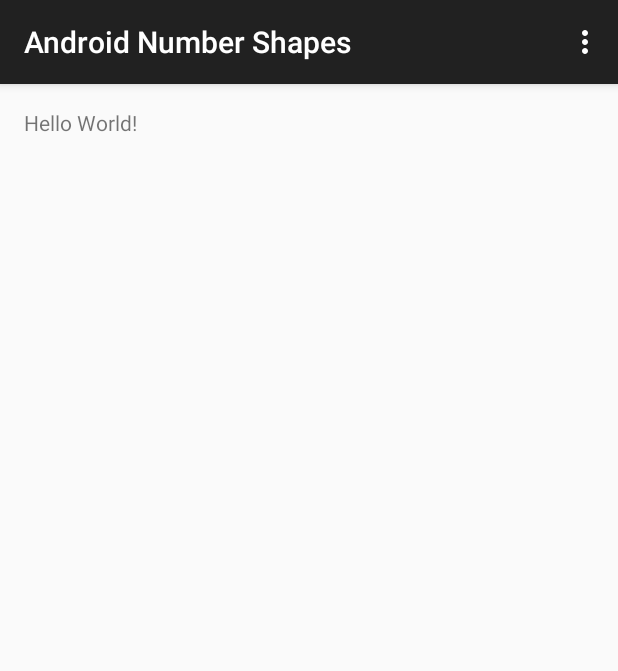
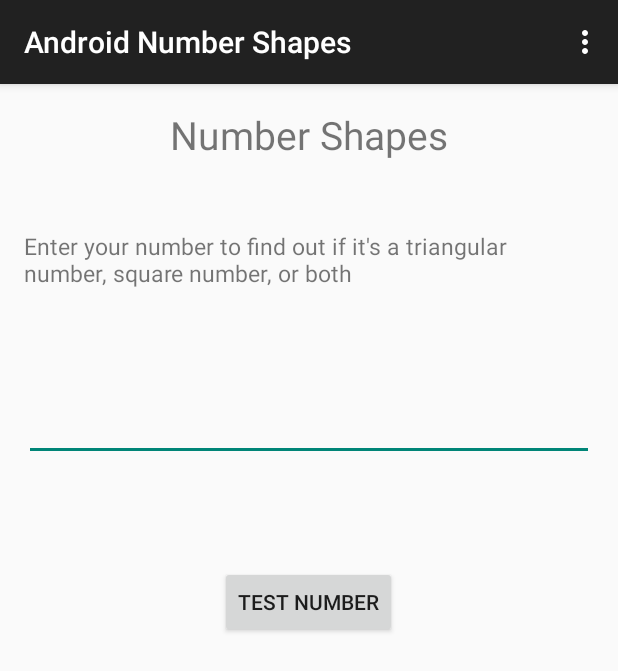
Before and after one commit to gcfunk/AndroidNumberShapes, an Android app: the screen it shows after launch (MainActivity), on a phone screen of 412 x 824 dp. Shown: the top 671 px of the screen. Run offline under Robolectric (Android 15) with nearby library versions, the phone set to English and light mode, and no system bars.

Commit message:
Adds controls and logic to test numbers

```diff
--- a/app/src/main/res/layout/activity_main.xml
+++ b/app/src/main/res/layout/activity_main.xml
@@ -6,6 +6,39 @@
     android:paddingTop="@dimen/activity_vertical_margin"
     android:paddingBottom="@dimen/activity_vertical_margin" tools:context=".MainActivity">
 
-    <TextView android:text="Hello World!" android:layout_width="wrap_content"
-        android:layout_height="wrap_content" />
+    <TextView android:text="Enter your number to find out if it&apos;s a triangular number, square number, or both" android:layout_width="wrap_content"
+        android:layout_height="wrap_content"
+        android:textSize="15sp"
+        android:id="@+id/textView"
+        android:layout_alignParentTop="true"
+        android:layout_alignParentRight="true"
+        android:layout_alignParentEnd="true"
+        android:layout_marginTop="81dp" />
+
+    <EditText
+        android:layout_width="fill_parent"
+        android:layout_height="wrap_content"
+        android:id="@+id/userNumber"
+        android:layout_below="@+id/textView"
+        android:layout_centerHorizontal="true"
+        android:layout_marginTop="69dp" />
+
+    <Button
+        android:layout_width="wrap_content"
+        android:layout_height="wrap_content"
+        android:text="Test Number"
+        android:id="@+id/numberButton"
+        android:layout_below="@+id/userNumber"
+        android:layout_centerHorizontal="true"
+        android:layout_marginTop="70dp"
+        android:onClick="testNumber" />
+
+    <TextView
+        android:layout_width="wrap_content"
+        android:layout_height="wrap_content"
+        android:text="Number Shapes"
+        android:id="@+id/textView2"
+        android:layout_alignParentTop="true"
+        android:layout_centerHorizontal="true"
+        android:textSize="26sp" />
 </RelativeLayout>
```
Also changed, not shown: app/src/main/java/com/example/gregfunk/androidnumbershapes/MainActivity.java (+43 -0 lines).
